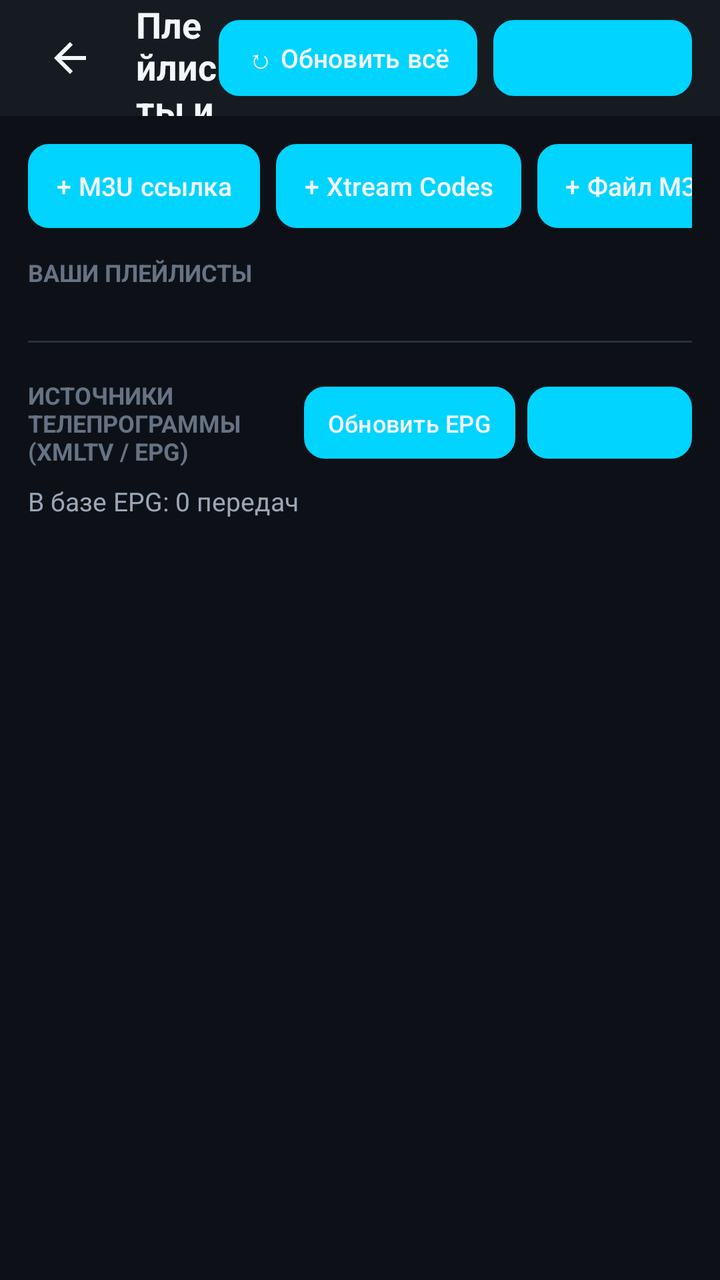
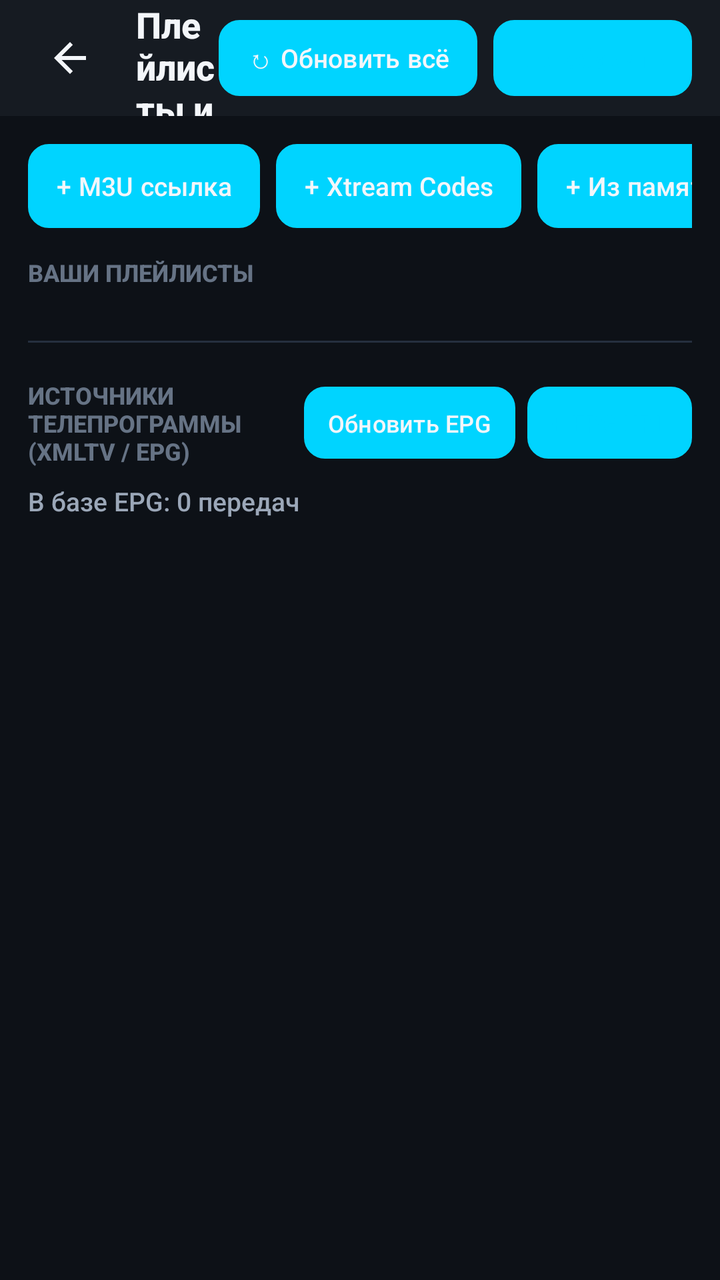

An Android layout rendered at two revisions. The XML below is the earlier revision; the diff shows what the commit changed to produce the second picture.
<!-- AndroidManifest.xml: application theme Theme.ETelevizor -->
<!-- res/layout/activity_playlists.xml -->
<?xml version="1.0" encoding="utf-8"?>
<LinearLayout xmlns:android="http://schemas.android.com/apk/res/android"
    android:id="@+id/playlistsRoot"
    android:layout_width="match_parent"
    android:layout_height="match_parent"
    android:background="@color/bg_primary"
    android:orientation="vertical">

    
    <LinearLayout
        android:layout_width="match_parent"
        android:layout_height="58dp"
        android:background="@color/bg_surface"
        android:gravity="center_vertical"
        android:orientation="horizontal"
        android:paddingHorizontal="14dp">

        <ImageButton
            android:id="@+id/btnPlaylistsBack"
            android:layout_width="42dp"
            android:layout_height="42dp"
            android:background="@drawable/bg_focus_row"
            android:contentDescription="Назад"
            android:padding="8dp"
            android:src="@drawable/ic_back"
            android:tint="@color/text_primary" />

        <TextView
            android:layout_width="0dp"
            android:layout_height="wrap_content"
            android:layout_marginStart="12dp"
            android:layout_weight="1"
            android:text="Плейлисты и EPG (Телепрограмма)"
            android:textColor="@color/text_primary"
            android:textSize="18sp"
            android:textStyle="bold" />

        <Button
            android:id="@+id/btnRefreshAllPlaylists"
            android:layout_width="wrap_content"
            android:layout_height="38dp"
            android:layout_marginEnd="8dp"
            android:background="@drawable/bg_focus_button"
            android:minWidth="0dp"
            android:paddingHorizontal="14dp"
            android:text="↻ Обновить всё"
            android:textAllCaps="false"
            android:textColor="@color/text_primary"
            android:textSize="13sp" />

        <Button
            android:id="@+id/btnAddPlaylist"
            android:layout_width="wrap_content"
            android:layout_height="38dp"
            android:background="@drawable/bg_focus_button"
            android:minWidth="0dp"
            android:paddingHorizontal="14dp"
            android:text="+ Добавить"
            android:textAllCaps="false"
            android:textColor="@color/accent_cyan"
            android:textSize="13sp" />
    </LinearLayout>

    <ProgressBar
        android:id="@+id/playlistsProgress"
        style="?android:attr/progressBarStyleHorizontal"
        android:layout_width="match_parent"
        android:layout_height="4dp"
        android:indeterminate="true"
        android:visibility="gone" />

    <ScrollView
        android:layout_width="match_parent"
        android:layout_height="0dp"
        android:layout_weight="1"
        android:padding="14dp">

        <LinearLayout
            android:layout_width="match_parent"
            android:layout_height="wrap_content"
            android:orientation="vertical">

            
            <HorizontalScrollView
                android:layout_width="match_parent"
                android:layout_height="wrap_content"
                android:layout_marginBottom="14dp"
                android:scrollbars="none">

                <LinearLayout
                    android:layout_width="wrap_content"
                    android:layout_height="wrap_content"
                    android:orientation="horizontal">

                    <Button
                        android:id="@+id/btnQuickM3uUrl"
                        android:layout_width="wrap_content"
                        android:layout_height="42dp"
                        android:layout_marginEnd="8dp"
                        android:background="@drawable/bg_focus_button"
                        android:paddingHorizontal="14dp"
                        android:text="+ M3U ссылка"
                        android:textAllCaps="false"
                        android:textColor="@color/text_primary"
                        android:textSize="13sp" />

                    <Button
                        android:id="@+id/btnQuickXtream"
                        android:layout_width="wrap_content"
                        android:layout_height="42dp"
                        android:layout_marginEnd="8dp"
                        android:background="@drawable/bg_focus_button"
                        android:paddingHorizontal="14dp"
                        android:text="+ Xtream Codes"
                        android:textAllCaps="false"
                        android:textColor="@color/text_primary"
                        android:textSize="13sp" />

                    <Button
                        android:id="@+id/btnQuickM3uFile"
                        android:layout_width="wrap_content"
                        android:layout_height="42dp"
                        android:layout_marginEnd="8dp"
                        android:background="@drawable/bg_focus_button"
                        android:paddingHorizontal="14dp"
                        android:text="+ Файл M3U"
                        android:textAllCaps="false"
                        android:textColor="@color/text_primary"
                        android:textSize="13sp" />

                    <Button
                        android:id="@+id/btnQuickDemo"
                        android:layout_width="wrap_content"
                        android:layout_height="42dp"
                        android:background="@drawable/bg_focus_button"
                        android:paddingHorizontal="14dp"
                        android:text="+ Демо-плейлист"
                        android:textAllCaps="false"
                        android:textColor="@color/accent_cyan"
                        android:textSize="13sp" />
                </LinearLayout>
            </HorizontalScrollView>

            <TextView
                android:layout_width="wrap_content"
                android:layout_height="wrap_content"
                android:layout_marginBottom="8dp"
                android:text="ВАШИ ПЛЕЙЛИСТЫ"
                android:textColor="@color/text_muted"
                android:textSize="12sp"
                android:textStyle="bold" />

            <androidx.recyclerview.widget.RecyclerView
                android:id="@+id/rvPlaylists"
                android:layout_width="match_parent"
                android:layout_height="wrap_content"
                android:nestedScrollingEnabled="false" />

            <TextView
                android:id="@+id/tvNoPlaylists"
                android:layout_width="match_parent"
                android:layout_height="wrap_content"
                android:gravity="center"
                android:padding="20dp"
                android:text="Список плейлистов пуст. Нажмите «+ Добавить» сверху."
                android:textColor="@color/text_secondary"
                android:visibility="gone" />

            <View
                android:layout_width="match_parent"
                android:layout_height="1dp"
                android:layout_marginVertical="18dp"
                android:background="@color/divider" />

            
            <LinearLayout
                android:layout_width="match_parent"
                android:layout_height="wrap_content"
                android:gravity="center_vertical"
                android:orientation="horizontal"
                android:paddingBottom="8dp">

                <TextView
                    android:layout_width="0dp"
                    android:layout_height="wrap_content"
                    android:layout_weight="1"
                    android:text="ИСТОЧНИКИ ТЕЛЕПРОГРАММЫ (XMLTV / EPG)"
                    android:textColor="@color/text_muted"
                    android:textSize="12sp"
                    android:textStyle="bold" />

                <Button
                    android:id="@+id/btnUpdateEpgNow"
                    android:layout_width="wrap_content"
                    android:layout_height="36dp"
                    android:layout_marginEnd="6dp"
                    android:background="@drawable/bg_focus_button"
                    android:minWidth="0dp"
                    android:paddingHorizontal="12dp"
                    android:text="Обновить EPG"
                    android:textAllCaps="false"
                    android:textColor="@color/text_primary"
                    android:textSize="12sp" />

                <Button
                    android:id="@+id/btnAddEpgSource"
                    android:layout_width="wrap_content"
                    android:layout_height="36dp"
                    android:background="@drawable/bg_focus_button"
                    android:minWidth="0dp"
                    android:paddingHorizontal="12dp"
                    android:text="+ EPG URL"
                    android:textAllCaps="false"
                    android:textColor="@color/accent_cyan"
                    android:textSize="12sp" />
            </LinearLayout>

            <TextView
                android:id="@+id/tvEpgSummary"
                android:layout_width="match_parent"
                android:layout_height="wrap_content"
                android:layout_marginBottom="10dp"
                android:text="В базе EPG: 0 передач"
                android:textColor="@color/text_secondary"
                android:textSize="13sp" />

            <LinearLayout
                android:id="@+id/epgSourcesContainer"
                android:layout_width="match_parent"
                android:layout_height="wrap_content"
                android:orientation="vertical" />

        </LinearLayout>
    </ScrollView>
</LinearLayout>
<!-- resources referenced by this layout -->
<resources>
  <color name="accent_cyan">#00D4FF</color>
  <color name="bg_primary">#0D1117</color>
  <color name="bg_surface">#161B22</color>
  <color name="divider">#252F3F</color>
  <color name="text_muted">#667385</color>
  <color name="text_primary">#F3F6FA</color>
  <color name="text_secondary">#9BA7B8</color>
  <!-- drawable bg_focus_button (drawable) -->
  <?xml version="1.0" encoding="utf-8"?>
  <selector xmlns:android="http://schemas.android.com/apk/res/android">
      <item android:state_focused="true">
          <shape android:shape="rectangle">
              <solid android:color="@color/accent_cyan" />
              <stroke android:width="2dp" android:color="@color/white" />
              <corners android:radius="10dp" />
          </shape>
      </item>
      <item android:state_pressed="true">
          <shape android:shape="rectangle">
              <solid android:color="#00A8CC" />
              <corners android:radius="10dp" />
          </shape>
      </item>
      <item>
          <shape android:shape="rectangle">
              <solid android:color="#1F2C3D" />
              <stroke android:width="1dp" android:color="#33475F" />
              <corners android:radius="10dp" />
          </shape>
      </item>
  </selector>
  <!-- drawable bg_focus_row (drawable) -->
  <?xml version="1.0" encoding="utf-8"?>
  <selector xmlns:android="http://schemas.android.com/apk/res/android">
      <item android:state_focused="true">
          <shape android:shape="rectangle">
              <solid android:color="#233754" />
              <stroke android:width="2dp" android:color="@color/accent_cyan" />
              <corners android:radius="10dp" />
          </shape>
      </item>
      <item android:state_selected="true">
          <shape android:shape="rectangle">
              <solid android:color="#1C2C42" />
              <stroke android:width="1dp" android:color="#5500D4FF" />
              <corners android:radius="10dp" />
          </shape>
      </item>
      <item android:state_pressed="true">
          <shape android:shape="rectangle">
              <solid android:color="#1E2F45" />
              <corners android:radius="10dp" />
          </shape>
      </item>
      <item>
          <shape android:shape="rectangle">
              <solid android:color="@android:color/transparent" />
              <corners android:radius="10dp" />
          </shape>
      </item>
  </selector>
  <!-- drawable ic_back (drawable) -->
  <?xml version="1.0" encoding="utf-8"?>
  <vector xmlns:android="http://schemas.android.com/apk/res/android"
      android:width="24dp" android:height="24dp" android:viewportWidth="24" android:viewportHeight="24">
      <path android:fillColor="#FFFFFFFF" android:pathData="M20,11H7.83l5.59,-5.59L12,4l-8,8 8,8 1.41,-1.41L7.83,13H20v-2z" />
  </vector>
  <style name="Theme.ETelevizor" parent="Theme.Material3.Dark.NoActionBar">
          <item name="colorPrimary">@color/accent_cyan</item>
          <item name="colorOnPrimary">@color/black</item>
          <item name="colorSecondary">@color/accent_amber</item>
          <item name="android:colorBackground">@color/bg_primary</item>
          <item name="colorSurface">@color/bg_surface</item>
          <item name="colorOnSurface">@color/text_primary</item>
          <item name="android:windowBackground">@color/bg_primary</item>
          <item name="android:statusBarColor">@color/bg_primary</item>
          <item name="android:navigationBarColor">@color/bg_primary</item>
          <item name="materialAlertDialogTheme">@style/ThemeOverlay.ETelevizor.Dialog</item>
      </style>
  <color name="white">#FFFFFF</color>
  <color name="black">#000000</color>
  <color name="accent_amber">#F59E0B</color>
  <style name="ThemeOverlay.ETelevizor.Dialog" parent="ThemeOverlay.Material3.MaterialAlertDialog">
          <item name="colorSurface">@color/bg_surface</item>
          <item name="colorOnSurface">@color/text_primary</item>
          <item name="colorPrimary">@color/accent_cyan</item>
      </style>
</resources>

<!-- the commit's change to res/layout/activity_playlists.xml (unified diff, before → after) -->
@@ -123,9 +123,21 @@
                         android:layout_marginEnd="8dp"
                         android:background="@drawable/bg_focus_button"
                         android:paddingHorizontal="14dp"
-                        android:text="+ Файл M3U"
+                        android:text="+ Из памяти (файл)"
                         android:textAllCaps="false"
                         android:textColor="@color/text_primary"
+                        android:textSize="13sp" />
+
+                    <Button
+                        android:id="@+id/btnQuickFreeSearch"
+                        android:layout_width="wrap_content"
+                        android:layout_height="42dp"
+                        android:layout_marginEnd="8dp"
+                        android:background="@drawable/bg_focus_button"
+                        android:paddingHorizontal="14dp"
+                        android:text="🌐 Бесплатные (РФ и Мир)"
+                        android:textAllCaps="false"
+                        android:textColor="@color/accent_emerald"
                         android:textSize="13sp" />
 
                     <Button
<!-- resource entries referenced after the edit -->
@@ -1,6 +1,7 @@
 <!-- resources referenced by this layout -->
 <resources>
   <color name="accent_cyan">#00D4FF</color>
+  <color name="accent_emerald">#10B981</color>
   <color name="bg_primary">#0D1117</color>
   <color name="bg_surface">#161B22</color>
   <color name="divider">#252F3F</color>
@@ -78,6 +79,7 @@
           <item name="android:statusBarColor">@color/bg_primary</item>
           <item name="android:navigationBarColor">@color/bg_primary</item>
           <item name="materialAlertDialogTheme">@style/ThemeOverlay.ETelevizor.Dialog</item>
+          <item name="android:fontFamily">sans-serif-medium</item>
       </style>
   <color name="white">#FFFFFF</color>
   <color name="black">#000000</color>
